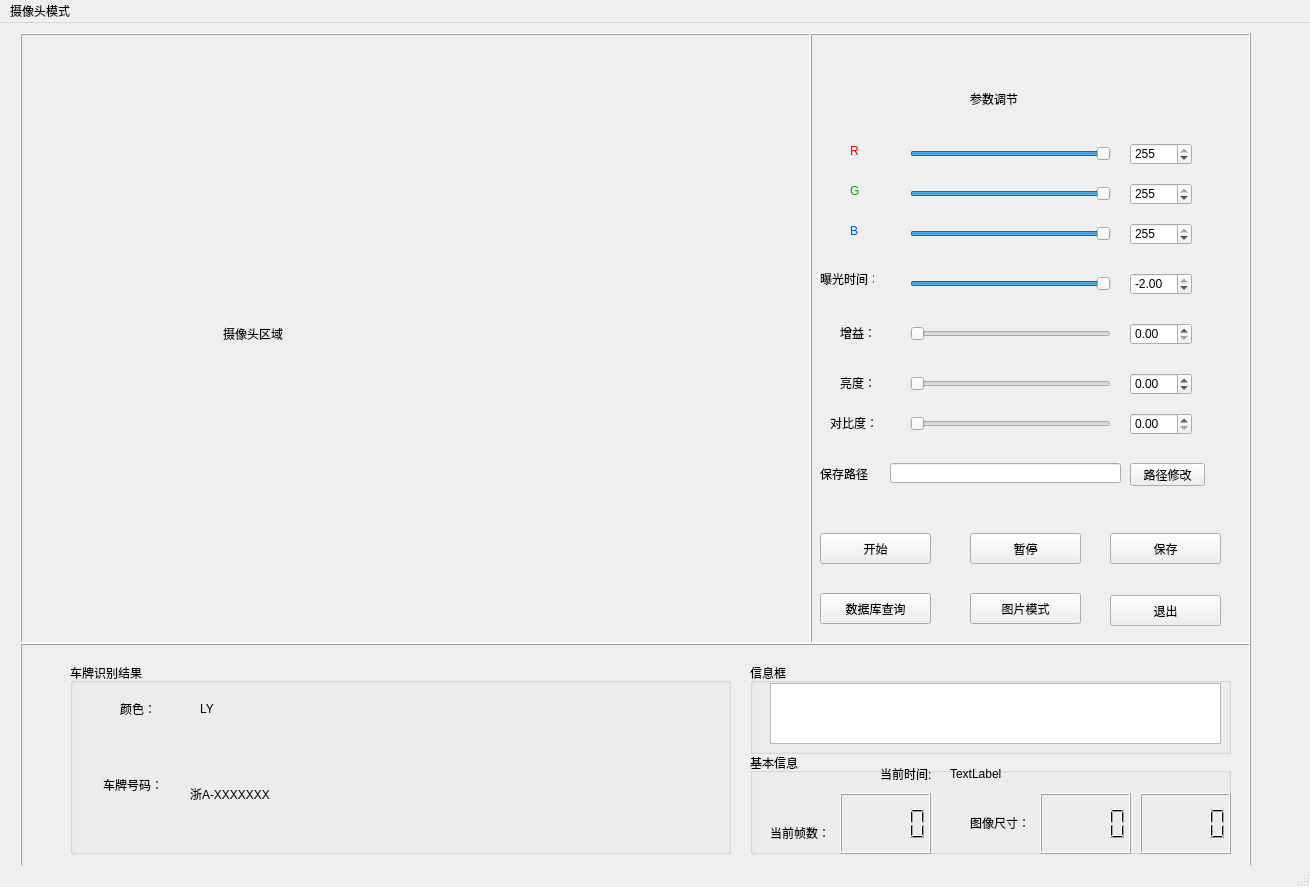
This is camera_model_interface.ui in onceonmydoor/OpenCV_VLPR as Qt 5 draws it before an edit. The edited form follows.
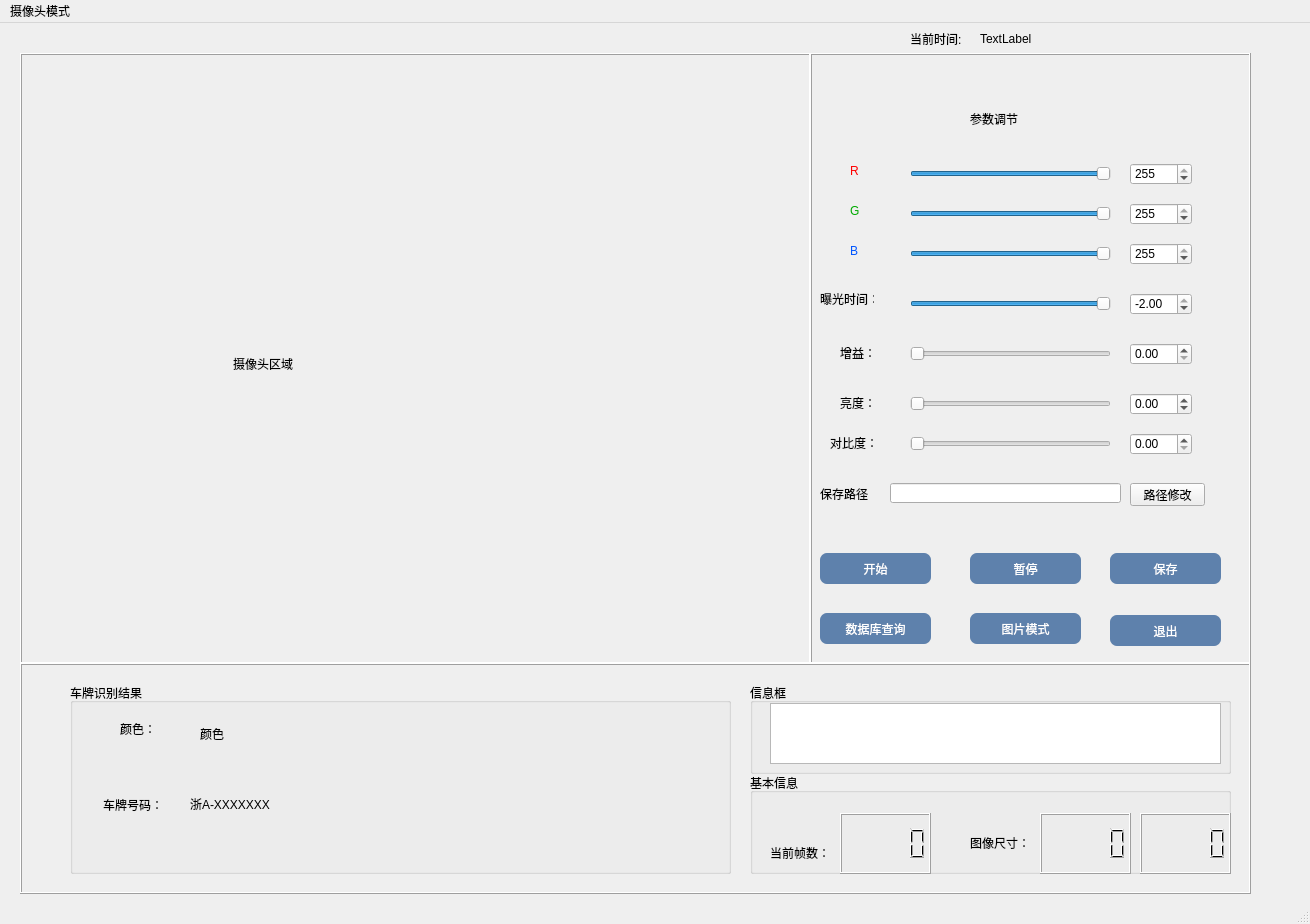
This is the edited form. Icons and pictures are not drawn.

The edit to the form file:
```diff
--- a/camera_model_interface.ui
+++ b/camera_model_interface.ui
@@ -7,7 +7,7 @@
     <x>0</x>
     <y>0</y>
     <width>1310</width>
-    <height>887</height>
+    <height>924</height>
    </rect>
   </property>
   <property name="windowTitle">
@@ -15,14 +15,14 @@
   </property>
   <property name="windowIcon">
    <iconset>
-    <normaloff>icon/监视摄像头.png</normaloff>icon/监视摄像头.png</iconset>
+    <normaloff>C:/Users/dell.DESKTOP-FM0VES7/.designer/backup/icon/监视摄像头.png</normaloff>C:/Users/dell.DESKTOP-FM0VES7/.designer/backup/icon/监视摄像头.png</iconset>
   </property>
   <widget class="QWidget" name="centralwidget">
    <widget class="QFrame" name="frame">
     <property name="geometry">
      <rect>
       <x>20</x>
-      <y>10</y>
+      <y>30</y>
       <width>791</width>
       <height>611</height>
      </rect>
@@ -36,8 +36,8 @@
     <widget class="QLabel" name="DispLb">
      <property name="geometry">
       <rect>
-       <x>10</x>
-       <y>10</y>
+       <x>20</x>
+       <y>20</y>
        <width>771</width>
        <height>581</height>
       </rect>
@@ -51,7 +51,7 @@
     <property name="geometry">
      <rect>
       <x>810</x>
-      <y>10</y>
+      <y>30</y>
       <width>441</width>
       <height>611</height>
      </rect>
@@ -71,6 +71,12 @@
        <height>31</height>
       </rect>
      </property>
+     <property name="styleSheet">
+      <string notr="true">background-color:rgb(94, 129, 172);
+color:white;
+font: 10pt &quot;微软雅黑&quot;;
+border-radius:7px;</string>
+     </property>
      <property name="text">
       <string>开始</string>
      </property>
@@ -84,6 +90,12 @@
        <height>31</height>
       </rect>
      </property>
+     <property name="styleSheet">
+      <string notr="true">background-color:rgb(94, 129, 172);
+color:white;
+font: 10pt &quot;微软雅黑&quot;;
+border-radius:7px;</string>
+     </property>
      <property name="text">
       <string>暂停</string>
      </property>
@@ -596,6 +608,12 @@
        <height>31</height>
       </rect>
      </property>
+     <property name="styleSheet">
+      <string notr="true">background-color:rgb(94, 129, 172);
+color:white;
+font: 10pt &quot;微软雅黑&quot;;
+border-radius:7px;</string>
+     </property>
      <property name="text">
       <string>保存</string>
      </property>
@@ -609,6 +627,12 @@
        <height>31</height>
       </rect>
      </property>
+     <property name="styleSheet">
+      <string notr="true">background-color:rgb(94, 129, 172);
+color:white;
+font: 10pt &quot;微软雅黑&quot;;
+border-radius:7px;</string>
+     </property>
      <property name="text">
       <string>退出</string>
      </property>
@@ -638,6 +662,12 @@
        <height>31</height>
       </rect>
      </property>
+     <property name="styleSheet">
+      <string notr="true">background-color:rgb(94, 129, 172);
+color:white;
+font: 10pt &quot;微软雅黑&quot;;
+border-radius:7px;</string>
+     </property>
      <property name="text">
       <string>图片模式</string>
      </property>
@@ -651,6 +681,12 @@
        <height>31</height>
       </rect>
      </property>
+     <property name="styleSheet">
+      <string notr="true">background-color:rgb(94, 129, 172);
+color:white;
+font: 10pt &quot;微软雅黑&quot;;
+border-radius:7px;</string>
+     </property>
      <property name="text">
       <string>数据库查询</string>
      </property>
@@ -660,7 +696,7 @@
     <property name="geometry">
      <rect>
       <x>20</x>
-      <y>620</y>
+      <y>640</y>
       <width>1231</width>
       <height>231</height>
      </rect>
@@ -713,26 +749,31 @@
       <property name="geometry">
        <rect>
         <x>130</x>
-        <y>40</y>
-        <width>54</width>
-        <height>12</height>
+        <y>30</y>
+        <width>91</width>
+        <height>41</height>
        </rect>
       </property>
+      <property name="styleSheet">
+       <string notr="true">font: 20pt &quot;Agency FB&quot;;
+font: rgb(85, 255, 127)</string>
+      </property>
       <property name="text">
-       <string>LY</string>
+       <string>颜色</string>
       </property>
      </widget>
      <widget class="QLabel" name="NumLabel">
       <property name="geometry">
        <rect>
         <x>120</x>
-        <y>110</y>
-        <width>171</width>
-        <height>41</height>
+        <y>90</y>
+        <width>231</width>
+        <height>61</height>
        </rect>
       </property>
       <property name="styleSheet">
-       <string notr="true">font: 75 22pt &quot;Agcy FB&quot;;</string>
+       <string notr="true">font: 75 22pt &quot;Agcy FB&quot;;
+font: 25pt &quot;微软雅黑&quot;;</string>
       </property>
       <property name="text">
        <string>浙A-XXXXXXX</string>
@@ -830,13 +871,15 @@
        </rect>
       </property>
      </widget>
+    </widget>
+   </widget>
      <widget class="QLabel" name="timeLabel">
       <property name="geometry">
        <rect>
-        <x>200</x>
-        <y>10</y>
+      <x>980</x>
+      <y>0</y>
         <width>261</width>
-        <height>21</height>
+      <height>31</height>
        </rect>
       </property>
       <property name="text">
@@ -846,17 +889,15 @@
      <widget class="QLabel" name="label_17">
       <property name="geometry">
        <rect>
-        <x>130</x>
-        <y>10</y>
+      <x>910</x>
+      <y>0</y>
         <width>51</width>
-        <height>21</height>
+      <height>31</height>
        </rect>
       </property>
       <property name="text">
        <string>当前时间:</string>
       </property>
-     </widget>
-    </widget>
    </widget>
   </widget>
   <widget class="QMenuBar" name="menubar">
```
Lines whose indentation alone changed are shown as unchanged.
